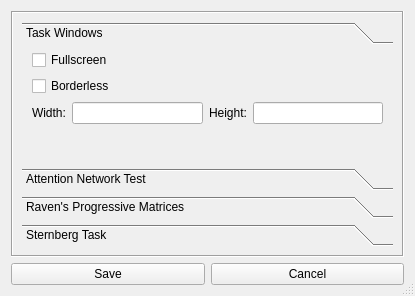
Qt form designer/ui/settings_window_qt.ui (sho-87/cognitive-battery) before a commit.
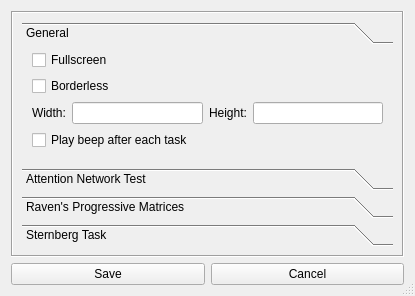
The same form after that commit. The open tabs and pages were chosen to show the change.

Commit message: Play audio beep after each task

The edit to the form file:
```diff
--- a/designer/ui/settings_window_qt.ui
+++ b/designer/ui/settings_window_qt.ui
@@ -85,7 +85,7 @@
              </font>
             </property>
             <attribute name="label">
-             <string>Task Windows</string>
+             <string>General</string>
             </attribute>
             <layout class="QVBoxLayout" name="verticalLayout_7">
              <property name="spacing">
@@ -160,6 +160,13 @@
                  </item>
                 </layout>
                </item>
+               <item>
+                <widget class="QCheckBox" name="settings_task_beep_checkbox">
+                 <property name="text">
+                  <string>Play beep after each task</string>
+                 </property>
+                </widget>
+               </item>
               </layout>
              </item>
              <item>
```
Left out of the diff: 6 changed lines with no effect on the pictures. The commit also changes 6 other files.
